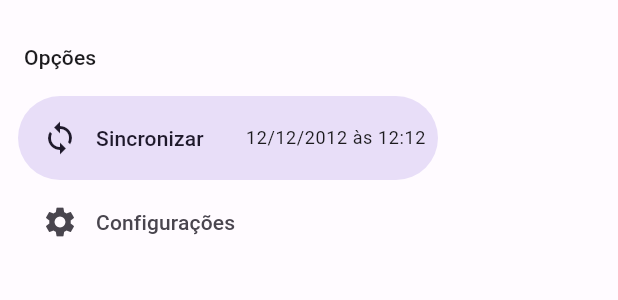
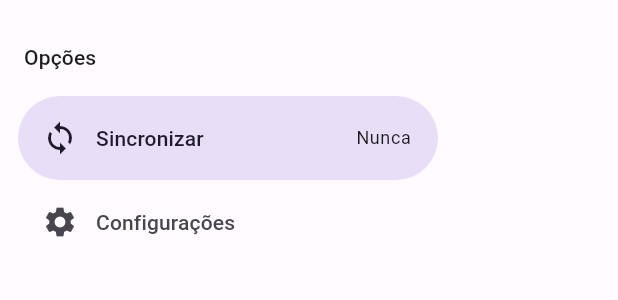
Before and after one commit to MauricioEscouto/Flutter, a Flutter app: the CustomDrawer widget shown alone on an empty page, opened directly, on a phone screen of 412 x 824 dp. Shown: the top 300 px of the screen. Run offline on Flutter 3.47's test engine with Material 2 defaults, Android fonts, the phone set to English and light mode, and no system bars; our stand-ins replace flutter_modular, realm; generated files the repository leaves out were written again.

Commit message:
Continuando curso da semana fullstack de flutter. Iniciado persistência de dados

```diff
--- a/SemanaFullstack/LISTINHA/app/lib/src/home/widgets/custom_drawer.dart
+++ b/SemanaFullstack/LISTINHA/app/lib/src/home/widgets/custom_drawer.dart
@@ -1,10 +1,27 @@
 import 'package:flutter/material.dart';
+import 'package:flutter_modular/flutter_modular.dart';
+import 'package:intl/intl.dart';
+import 'package:listinha/src/shared/stores/app_store.dart';
+
+import '../../shared/stores/app_store.dart';
 
 class CustomDrawer extends StatelessWidget {
   const CustomDrawer({super.key});
 
   @override
   Widget build(BuildContext context) {
+    final appStore = context.watch<AppStore>(
+      (store) => store.syncDate,
+    );
+
+    final syncDate = appStore.syncDate.value;
+    var syncDateText = 'Nunca';
+
+    if (syncDate != null) {
+      final format = DateFormat('dd/MM/yyyy às hh:mm');
+      syncDateText = format.format(syncDate);
+    }
+
     return NavigationDrawer(
       onDestinationSelected: (index) {
         if (index == 1) {
@@ -15,24 +32,32 @@ class CustomDrawer extends StatelessWidget {
       children: [
         Padding(
           padding: const EdgeInsets.fromLTRB(16, 28, 16, 16),
-        child: Text('Opções',
-        style: Theme.of(context).textTheme.titleSmall,),
+          child: Text(
+            'Opções',
+            style: Theme.of(context).textTheme.titleSmall,
+          ),
         ),
         NavigationDrawerDestination(
           icon: Icon(Icons.sync),
-        label: Row(
+          label: SizedBox(
+            width: 210,
+            child: Row(
               children: [
                 Text('Sincronizar'),
-            SizedBox(width: 28,),
-            Text('12/12/2012 às 12:12',
-            style: Theme.of(context).textTheme.bodySmall,),
+                Spacer(),
+                Text(
+                  syncDateText,
+                  style: Theme.of(context).textTheme.bodySmall,
+                ),
               ],
+            ),
           ),
         ),
         NavigationDrawerDestination(
           icon: Icon(Icons.settings),
           label: Text('Configurações'),
         ),
-    ],);
+      ],
+    );
   }
 }
--- /dev/null
+++ b/SemanaFullstack/LISTINHA/app/lib/src/shared/services/realm/realm_config.dart
@@ -0,0 +1,11 @@
+import 'package:realm/realm.dart';
+import 'models/configuration_model.dart';
+
+var config = Configuration.local(
+  [
+  ConfigurationModel.schema
+  ],
+  initialDataCallback: (realm) {
+    realm.add(ConfigurationModel('system'));
+  },
+);
--- a/SemanaFullstack/LISTINHA/app/lib/src/shared/stores/app_store.dart
+++ b/SemanaFullstack/LISTINHA/app/lib/src/shared/stores/app_store.dart
@@ -3,14 +3,25 @@ import 'package:flutter/material.dart';
 class AppStore {
 
   final themeMode = ValueNotifier(ThemeMode.system);
+  final syncDate = ValueNotifier<DateTime?>(null);
+
+  AppStore();
+
+  void save() {
+
+  }
+  void init() {
+
+  }
 
   void changeThemeMode (ThemeMode? mode) {
     if (mode != null) {
       themeMode.value = mode;
     }
   }
+  void setSyncDate(DateTime date) {
+    syncDate.value = date;
+    save();
+  }
 
-  void save() {
-
-  }
 }
--- a/SemanaFullstack/LISTINHA/app/pubspec.yaml
+++ b/SemanaFullstack/LISTINHA/app/pubspec.yaml
@@ -39,6 +39,7 @@ dependencies:
   result_dart: ^1.0.5
   flutter_modular: ^5.0.3
   realm: ^1.0.0
+  intl: ^0.18.0
 
 dev_dependencies:
   flutter_test:
```
Also changed, not shown: SemanaFullstack/LISTINHA/app/lib/src/shared/services/realm/models/configuration_model.dart (added, +8 -0 lines), SemanaFullstack/LISTINHA/app/lib/src/shared/services/realm/models/configuration_model.g.dart (added), SemanaFullstack/LISTINHA/app/pubspec.lock, 1 other file. Lines whose indentation alone changed are shown as unchanged.
